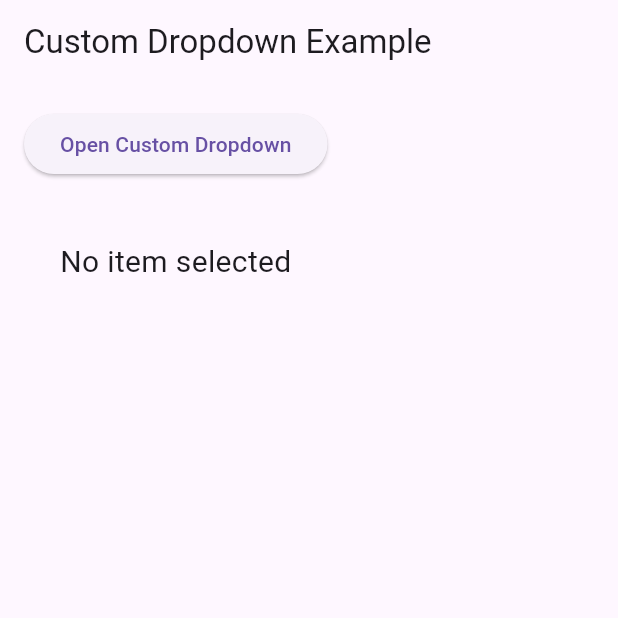
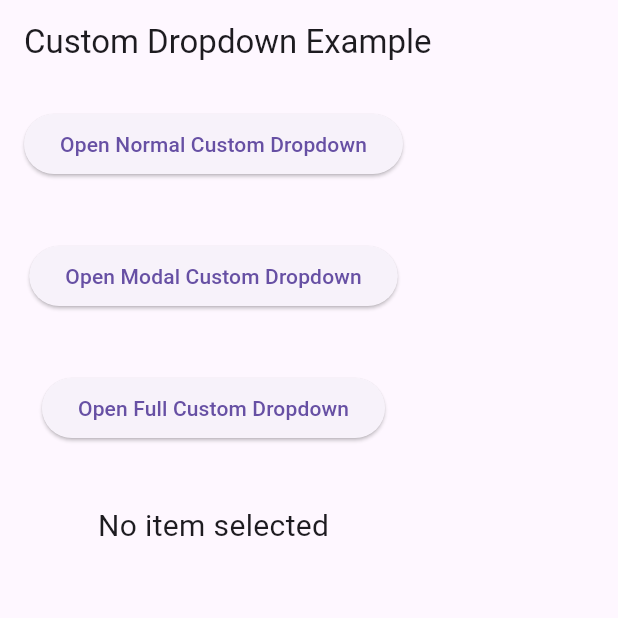
Before and after one commit to gmadhu27/flutter_custom_dropdown, a Flutter app: the screen it shows after launch, on a phone screen of 412 x 824 dp, the top half of it. Run offline on Flutter 3.47's test engine with Material 3 defaults, Android fonts, the phone set to English and light mode, and no system bars.

Commit message:
update example

```diff
--- a/example/lib/main.dart
+++ b/example/lib/main.dart
@@ -52,12 +52,40 @@ class _DropdownExampleState extends State<DropdownExample> {
       children: [
         ElevatedButton(
           onPressed: () {
+            openDialog(BottomSheetMode.normal);
+          },
+          child: const Text('Open Normal Custom Dropdown'),
+        ),
+        const SizedBox(height: 40),
+        ElevatedButton(
+          onPressed: () {
+            openDialog(BottomSheetMode.modal);
+          },
+          child: const Text('Open Modal Custom Dropdown'),
+        ),
+        const SizedBox(height: 40),
+        ElevatedButton(
+          onPressed: () {
+            openDialog(BottomSheetMode.full);
+          },
+          child: const Text('Open Full Custom Dropdown'),
+        ),
+        const SizedBox(height: 40),
+        Text(
+          _selectedItemName ?? 'No item selected',
+          style: const TextStyle(fontSize: 20.0),
+        ),
+      ],
+    );
+  }
+
+  void openDialog(BottomSheetMode modal) {
     CustomDropdownHelper.showDropdown(
       context: context,
       items: items,
       title: "Select an Item",
       //bottomSheetMode is an optional by deafult normal
-              bottomSheetMode: BottomSheetMode.normal,
+      bottomSheetMode: modal,
       //showSearch is an optional by deafult true
       showSearch: true,
       onItemSelected: (DropdownItem? selectedItem) {
@@ -79,7 +107,7 @@ class _DropdownExampleState extends State<DropdownExample> {
             item.name.toLowerCase().contains(searchText);
       },
       // CustomDropdownTheme is an optional
-              theme: CustomDropdownTheme(
+      /* theme: CustomDropdownTheme(
                   // backgroundColor is an optional
                   backgroundColor: Colors.deepOrange,
                   // backIconColor is an optional
@@ -106,17 +134,7 @@ class _DropdownExampleState extends State<DropdownExample> {
                     color: Colors.deepOrange,
                     borderRadius:
                         BorderRadius.vertical(top: Radius.circular(30.0)),
-                  )),
-            );
-          },
-          child: const Text('Open Custom Dropdown'),
-        ),
-        const SizedBox(height: 40),
-        Text(
-          _selectedItemName ?? 'No item selected',
-          style: const TextStyle(fontSize: 20.0),
-        ),
-      ],
+                  )), */
     );
   }
 }
```
Also changed, not shown: lib/src/flutter_custom_dropdown_base.dart (+1 -6 lines). Lines whose indentation alone changed are shown as unchanged.
